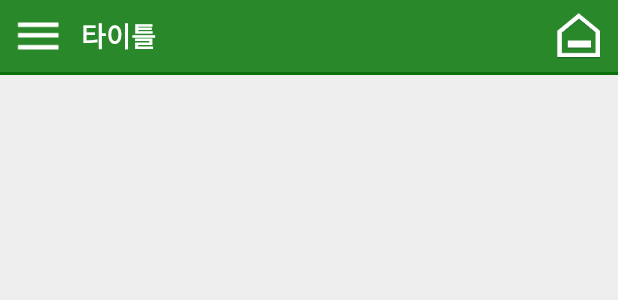
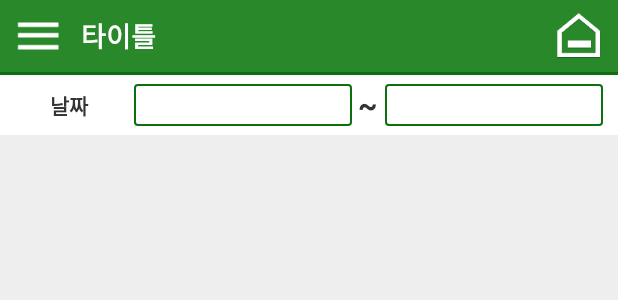
Before and after one commit to mlovesm/SJSF-fines, an Android app: the layout work_place_list.xml on its own in the app's theme, with its tools: preview values and no code run, on a phone screen of 412 x 824 dp. Shown: the top 300 px of the screen. Run offline under Robolectric (Android 15) with nearby library versions, the light colour scheme and no system bars.

Commit message:
작업개소현황 날짜 검색 추가

```diff
--- a/app/src/main/java/com/creative/fines/app/safe/PenaltyWriteFragment.java
+++ b/app/src/main/java/com/creative/fines/app/safe/PenaltyWriteFragment.java
@@ -124,7 +124,7 @@ public class PenaltyWriteFragment extends Fragment {
             view.findViewById(R.id.linear2).setVisibility(View.GONE);
             textTitle.setText("패널티카드 작성");
             tv_date.setText(UtilClass.getCurrentDate(1));
-            tv_time.setText(UtilClass.getCurrentDate(2));
+            tv_time.setText(UtilClass.getCurrentDate(3));
             tv_writerName.setText(MainFragment.loginName);
             getPenaltyScoreData();
         }else{
--- a/app/src/main/java/com/creative/fines/app/util/UtilClass.java
+++ b/app/src/main/java/com/creative/fines/app/util/UtilClass.java
@@ -44,6 +44,9 @@ public class UtilClass {
             String _month= UtilClass.addZero(month+1);
             String _day= UtilClass.addZero(day);
             returnData= year+"-"+_month+"-"+_day;
+        }else if(gubun==2){
+            String _month= UtilClass.addZero(month+1);
+            returnData= year+"-"+_month+"-"+"01";
         }else{
             String _hour= UtilClass.addZero(hour);
             String _minute= UtilClass.addZero(minute);
--- /dev/null
+++ b/app/src/main/res/drawable/box_line_blue.xml
@@ -0,0 +1,7 @@
+<?xml version="1.0" encoding="utf-8"?>
+<shape android:shape="rectangle"
+  xmlns:android="http://schemas.android.com/apk/res/android">
+    <corners android:radius="2.0dip" android:topRightRadius="2.0dip" android:bottomLeftRadius="2.0dip" android:bottomRightRadius="2.0dip" />
+    <stroke android:width="1.4dip" android:color="@color/colorPrimaryDark" />
+    <solid android:color="@color/white" />
+</shape>
--- a/app/src/main/res/layout/work_place_list.xml
+++ b/app/src/main/res/layout/work_place_list.xml
@@ -1,6 +1,70 @@
 <?xml version="1.0" encoding="utf-8"?>
 <RelativeLayout android:orientation="vertical" android:background="#ffeeeeee" android:layout_width="fill_parent" android:layout_height="fill_parent"
     xmlns:android="http://schemas.android.com/apk/res/android">
+
+    <LinearLayout xmlns:android="http://schemas.android.com/apk/res/android"
+        android:id="@+id/search_top"
+        android:layout_width="match_parent"
+        android:layout_height="40dp"
+        android:layout_below="@id/layout_top"
+        android:background="@color/white"
+        android:gravity="center"
+        android:orientation="horizontal"
+        android:paddingBottom="6dp"
+        android:paddingLeft="10dp"
+        android:paddingRight="10dp"
+        android:paddingTop="6dp">
+
+        <TextView
+            android:layout_width="0dp"
+            android:layout_height="match_parent"
+            android:layout_marginRight="2dp"
+            android:layout_weight="0.5"
+            android:gravity="center_vertical|center"
+            android:text="날짜"
+            android:textColor="@color/font_333"
+            android:textSize="14sp"
+            android:textStyle="bold" />
+
+        <TextView
+            android:id="@+id/textButton1"
+            android:layout_width="0dp"
+            android:layout_height="match_parent"
+            android:layout_gravity="center_vertical"
+            android:layout_marginLeft="5dp"
+            android:layout_weight="1"
+            android:background="@drawable/box_line_blue"
+            android:gravity="center"
+            android:textColor="@color/black"
+            android:textSize="14sp" />
+
+        <TextView
+            android:layout_width="wrap_content"
+            android:layout_height="match_parent"
+            android:layout_marginLeft="4dp"
+            android:gravity="center_vertical|center"
+            android:text="~"
+            android:textColor="@color/font_333"
+            android:textSize="20sp"
+            android:textStyle="bold" />
+
+        <TextView
+            android:id="@+id/textButton2"
+            android:layout_width="0dp"
+            android:layout_height="match_parent"
+            android:layout_gravity="center_vertical"
+            android:layout_marginLeft="5dp"
+            android:layout_weight="1"
+            android:background="@drawable/box_line_blue"
+            android:gravity="center"
+            android:textColor="@color/black"
+            android:textSize="14sp" />
+        <!-- 라인
+        <LinearLayout
+            android:background="@color/gary"
+            android:layout_width="match_parent"
+            android:layout_height="1.0dip" />-->
+    </LinearLayout>
 
     <ListView
         android:id="@id/listView1"
@@ -8,7 +72,7 @@
         android:layout_width="fill_parent"
         android:layout_height="fill_parent"
         android:divider="#80cccccc"
-        android:layout_below="@id/layout_top"
+        android:layout_below="@id/search_top"
         />
     <include
         android:id="@id/layout_top"
```
Also changed, not shown: app/src/main/java/com/creative/fines/app/common/WorkPlaceFragment.java (+72 -60 lines).
